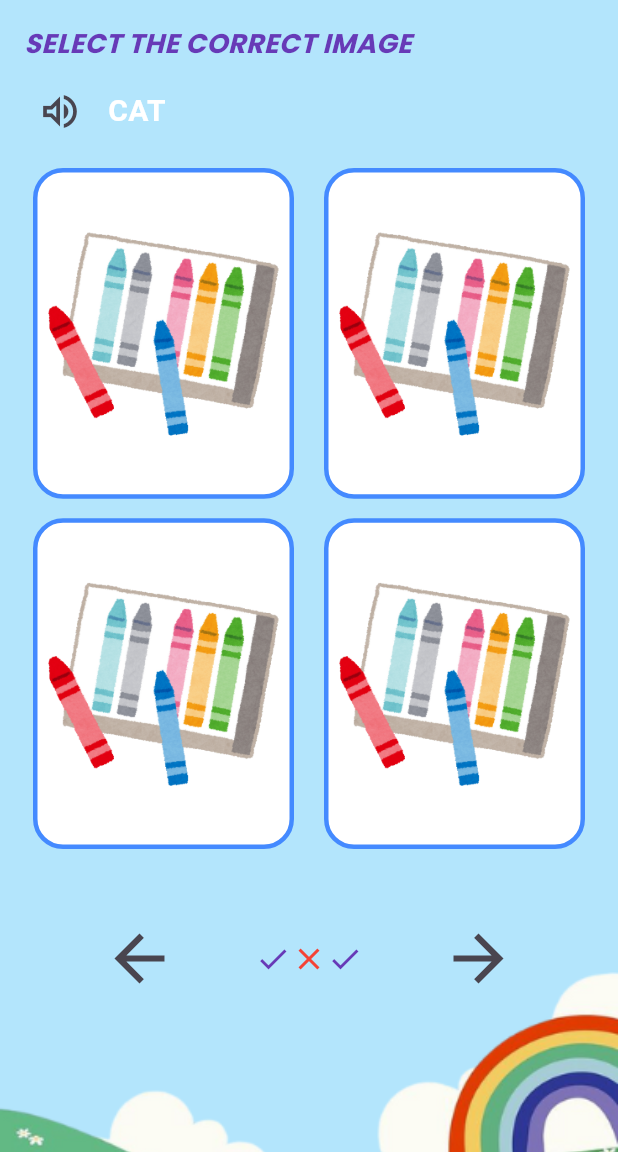
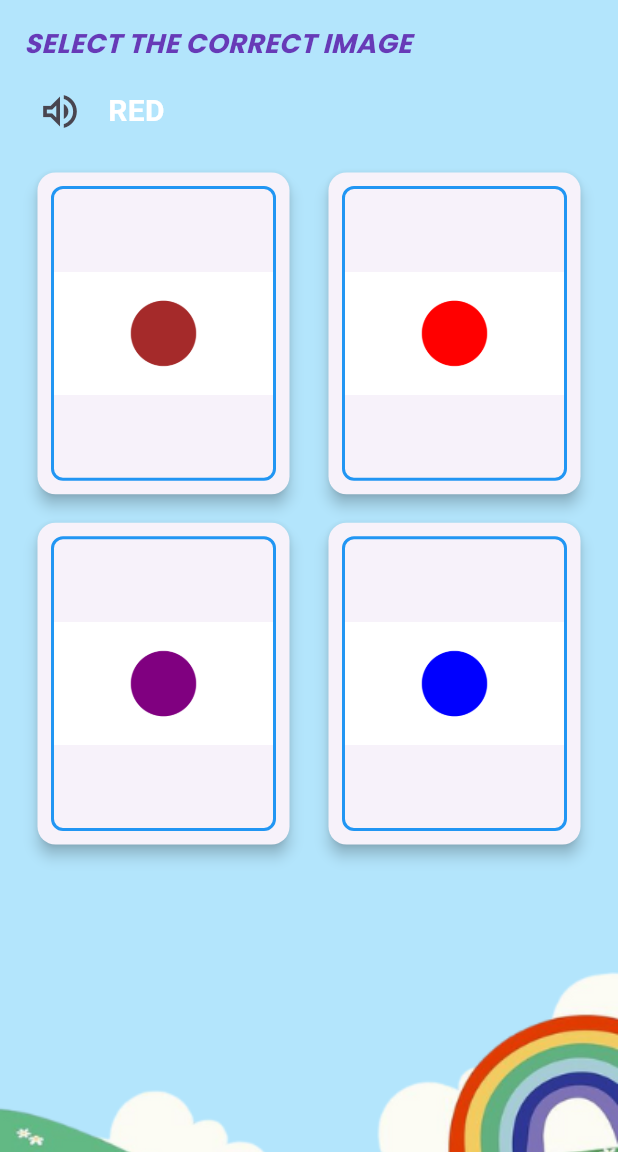
Before and after one commit to Lorlaaang/fap_group5, a Flutter app: the QuizColorsPage screen opened directly, after a tap on the "volume up" icon, on a phone screen of 412 x 824 dp, the part 84-1236 px from its top. Run offline on Flutter 3.47's test engine with Material 3 defaults, Android fonts, the phone set to English and light mode, and no system bars; our stand-ins replace audioplayers, rflutter_alert.

Commit message:
finished quiz page

```diff
--- a/lib/quiz/quiz_colors.dart
+++ b/lib/quiz/quiz_colors.dart
@@ -1,4 +1,11 @@
+import 'package:audioplayers/audioplayers.dart';
+import 'package:fap_group5/flashcards/flashcards_colors.dart';
+import 'package:fap_group5/quiz/quiz_brain.dart';
+import 'package:fap_group5/quiz/quiz_item.dart';
 import 'package:flutter/material.dart';
+import 'package:rflutter_alert/rflutter_alert.dart';
+
+import '../home_page.dart';
 
 class QuizColorsPage extends StatelessWidget {
   const QuizColorsPage({super.key});
@@ -65,14 +72,55 @@ class QuizColors extends StatefulWidget {
 
 class _QuizColorsState extends State<QuizColors> {
   @override
+  void initState() {
+    super.initState();
+    randomizedCards = quizBrain.getRandomizedItems(quizBank);
+  }
 
-  List<Icon> scoreKeeper = [
-    Icon(Icons.check, color: Colors.deepPurple),
-    Icon(Icons.close, color: Colors.red),
-    Icon(Icons.check, color: Colors.deepPurple),
+  List<Icon> scoreKeeper = [];
+  Quiz_Brain quizBrain = new Quiz_Brain();
+  int score = 0;
+
+  final List<Quiz_Item> quizBank = [
+    Quiz_Item('RED', 'assets/images/red.png', 'audio/red.mp3'),
+    Quiz_Item('BLUE', 'assets/images/blue.png', 'audio/blue.mp3'),
+    Quiz_Item('YELLOW', 'assets/images/yellow.png', 'audio/yellow.mp3'),
+    Quiz_Item('GREEN', 'assets/images/green.png', 'audio/green.mp3'),
+    Quiz_Item('ORANGE', 'assets/images/orange.png', 'audio/orange.mp3'),
+    Quiz_Item('PURPLE', 'assets/images/purple.png', 'audio/purple.mp3'),
+    Quiz_Item('PINK', 'assets/images/pink.png', 'audio/pink.mp3'),
+    Quiz_Item('BROWN', 'assets/images/brown.png', 'audio/brown.mp3'),
+    Quiz_Item('BLACK', 'assets/images/black.png', 'audio/black.mp3'),
+    Quiz_Item('GRAY', 'assets/images/gray.png', 'audio/gray.mp3'),
   ];
 
-  String item = 'CAT';
+  List<Quiz_Item> randomizedCards = [];
+
+  void playAudio(String audioPath) {
+    final player = AudioPlayer();
+    player.play(AssetSource(audioPath));
+  }
+
+  bool checkAnswer(String selectedImageName) {
+    if(selectedImageName == quizBrain.getCorrectImageName(quizBank)) {
+      scoreKeeper.add(
+        Icon(
+          Icons.check,
+          color: Colors.deepPurple
+        )
+      );
+      score++;
+      return true;
+    } else {
+      scoreKeeper.add(
+        Icon(
+          Icons.close,
+          color: Colors.red
+        ),
+      );
+      return false;
+    }
+  }
 
   Widget build(BuildContext context) {
     return Container(
@@ -102,12 +150,13 @@ class _QuizColorsState extends State<QuizColors> {
                     size: 30,
                   ),
                   onPressed: () {
-
+                    String audioPath = quizBrain.getAudioPath(quizBank);
+                    playAudio(audioPath);
                   },
                 ),
                 SizedBox(width: 8.0),
                 Text(
-                  item,
+                  quizBrain.getCorrectImageName(quizBank),
                   style: TextStyle(
                     fontWeight: FontWeight.bold,
                     color: Colors.white,
@@ -127,14 +176,78 @@ class _QuizColorsState extends State<QuizColors> {
                 childAspectRatio: 0.8,
               ),
               itemBuilder: (context, index) {
-               return GestureDetector(
+                return GestureDetector(
                   onTap: () {
+                    Quiz_Item selectedCard = randomizedCards[index];
+                    String selectedImageName = selectedCard.imageName;
+
                     setState(() {
+                      // Check if the selected card is correct
+                      checkAnswer(selectedImageName);
 
+                      // Move to the next question if not finished
+                      if (!quizBrain.isFinished(quizBank)) {
+                        quizBrain.nextQuestion(quizBank); // Increment the question
+                        randomizedCards = quizBrain.getRandomizedItems(quizBank); // Generate new options
+                      } else {
+                        // Restart the quiz if finished
+                        scoreKeeper = [];
+                        quizBrain.restartQuiz();
+                        randomizedCards = quizBrain.getRandomizedItems(quizBank);
+                        // Show the alert after a delay
+                        Future.delayed(Duration(seconds: 1), () {
+                          Alert(
+                            context: context,
+                            title: 'Finished',
+                            desc: 'You scored $score / 10.',
+                            buttons: [
+                              DialogButton(
+                                child: Center(
+                                  child: Text(
+                                    'Home Page',
+                                    style: TextStyle(
+                                      color: Colors.white,
+                                      fontSize: 14,
+                                    ),
+                                  ),
+                                ),
+                                onPressed: () {
+                                  Navigator.pop(context); // Close the alert
+                                  Navigator.push(
+                                    context,
+                                    MaterialPageRoute(builder: (context) => HomePage()),
+                                  );
+                                },
+                                width: null, // Allow button width to fit the text
+                              ),
+                              DialogButton(
+                                child: Center(
+                                  child: Text(
+                                    'Review Colors',
+                                    style: TextStyle(
+                                      color: Colors.white,
+                                      fontSize: 14,
+                                    ),
+                                  ),
+                                ),
+                                onPressed: () {
+                                  Navigator.pop(context); // Close the alert
+                                  Navigator.push(
+                                    context,
+                                    MaterialPageRoute(builder: (context) => FlashcardsColorsPage()),
+                                  );
+                                },
+                                width: null, // Allow button width to fit the text
+                              ),
+                            ],
+                          ).show();
+                        });
+                      }
                     });
+
                   },
                   child: Container(
-                    child: cardContainer(''),
+                    child: cardContainer(randomizedCards[index].imagePath),
                   ),
                 );
               },
@@ -145,26 +258,8 @@ class _QuizColorsState extends State<QuizColors> {
               mainAxisAlignment: MainAxisAlignment.spaceEvenly,
               crossAxisAlignment: CrossAxisAlignment.center,
               children: [
-                IconButton(
-                  iconSize: 50,
-                  icon: const Icon(
-                      Icons.arrow_back
-                  ),
-                  onPressed: () {
-
-                  },
-                ),
                 Row(
                   children: scoreKeeper,
-                ),
-                IconButton(
-                  iconSize: 50,
-                  icon: const Icon(
-                      Icons.arrow_forward
-                  ),
-                  onPressed: () {
-
-                  },
                 ),
               ],
             ),
@@ -177,18 +272,23 @@ class _QuizColorsState extends State<QuizColors> {
 }
 
 Widget cardContainer(String imagePath) {
-  return Container(
-    margin: EdgeInsets.all(6.0), // Add padding inside the container
-    decoration: BoxDecoration(
-      color: Colors.white,
-      borderRadius: BorderRadius.circular(20), // Rounded corners
-      border: Border.all(
-        color: Colors.blueAccent, // Light blue outline
-        width: 3, // Thickness of the outline
+  return Card(
+    elevation: 4, // Slight elevation for shadow
+    margin: const EdgeInsets.all(9), // Margin around the card
+    child: Padding(
+      padding: const EdgeInsets.all(9), // Inner padding for content
+      child: Container(
+        decoration: BoxDecoration(
+          border: Border.all(color: Colors.blue, width: 2), // Border with blue color
+          borderRadius: BorderRadius.circular(8), // Rounded corners
+        ),
+        child: Center(
+          child: Image.asset(
+            imagePath.isNotEmpty ? imagePath : 'assets/images/colors.png', // Use provided image or default
+            fit: BoxFit.contain, // Ensure the image fits well inside the container
+          ),
+        ),
       ),
-    ),
-    child: Center(
-      child: Image.asset('assets/images/colors.png'),
     ),
   );
 }
--- a/pubspec.yaml
+++ b/pubspec.yaml
@@ -12,6 +12,7 @@ dependencies:
     sdk: flutter
   cupertino_icons: ^1.0.8
   audioplayers: ^6.1.0
+  rflutter_alert: ^2.0.7
 
 dev_dependencies:
   flutter_test:
```
Also changed, not shown: pubspec.lock.
